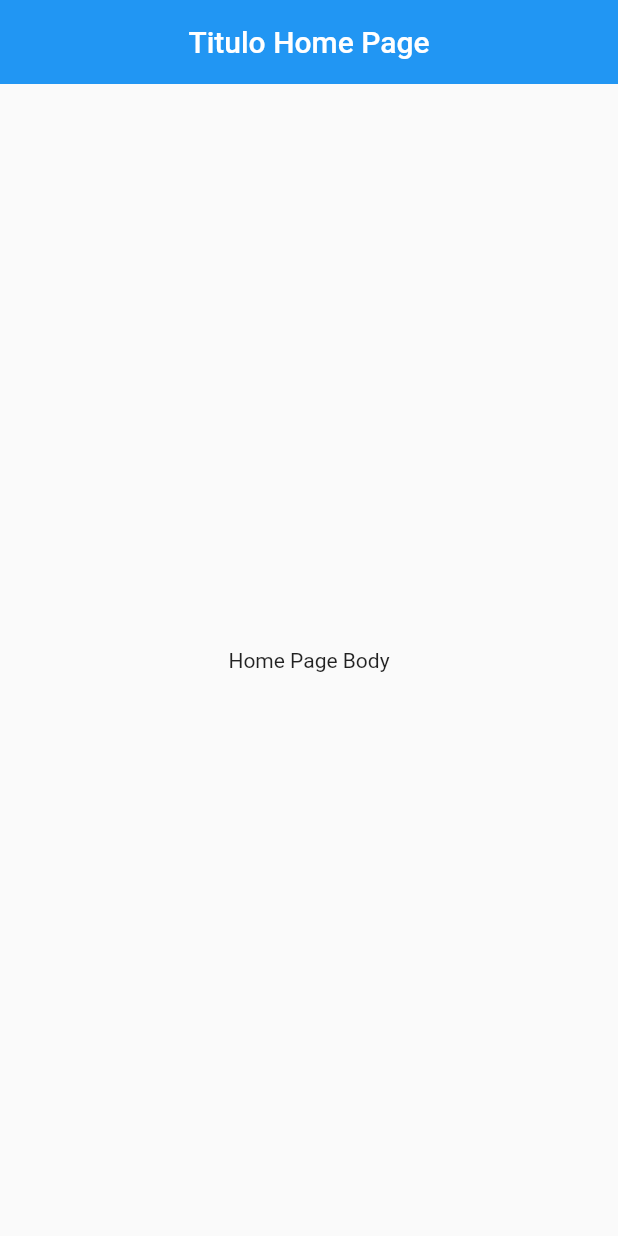
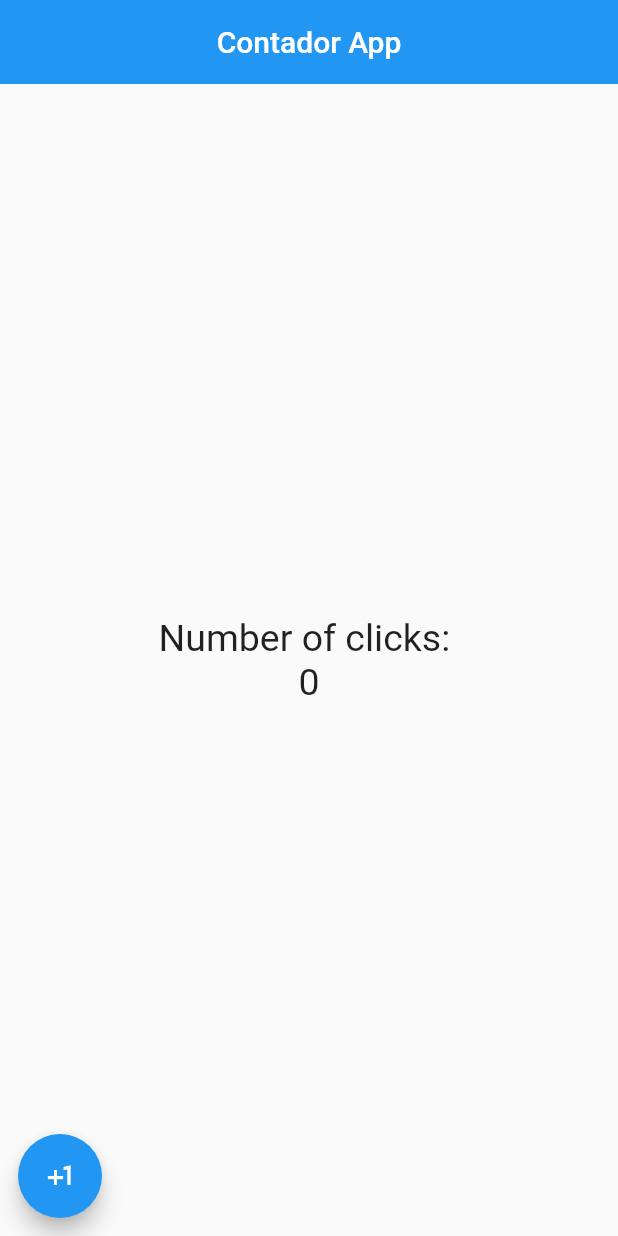
Before and after one commit to miguelfagundez/ContadorFlutter, a Flutter app: the screen it shows after launch, on a phone screen of 412 x 824 dp. Run offline on Flutter 3.47's test engine with Material 2 defaults, Android fonts, the phone set to English and light mode, and no system bars.

Commit message:
Add floating btn

```diff
--- a/lib/pages/home_page.dart
+++ b/lib/pages/home_page.dart
@@ -1,17 +1,38 @@
+import 'package:flutter/cupertino.dart';
 import 'package:flutter/material.dart';
 
 class HomePage extends StatelessWidget{
+
+  // Text
+  final bodyText = 'Number of clicks: ';
+  final appText = 'Contador App';
+
+  //Styles
+  final estilo = TextStyle( fontSize: 25.0);
 
   @override
   Widget build(BuildContext context   ) {
       return Scaffold(
         appBar: AppBar(
-          title: Text('Titulo Home Page'),
+          title: Text(appText),
           centerTitle: true,
           elevation: 0.0,
         ),
         body: Center(
-          child: Text('Home Page Body'),
+          child: Column(
+            mainAxisAlignment: MainAxisAlignment.center,
+            children: <Widget>[
+              Text(bodyText, style: estilo,),
+              Text('0', style: estilo,),
+            ],
+          ),
+        ),
+        floatingActionButtonLocation: FloatingActionButtonLocation.miniStartFloat,
+        floatingActionButton: FloatingActionButton(
+          onPressed: (){
+            print('Pressed');
+          },
+          child: Icon(Icons.plus_one),
         ),
       );
   }
```
